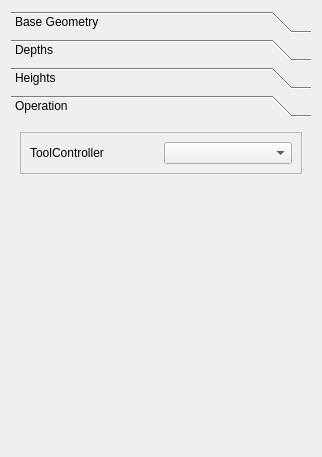
Above: src/Mod/Path/Gui/Resources/panels/DrillingEdit.ui from berndhahnebach/All_FreeCAD before the change. Below: the same form after it.
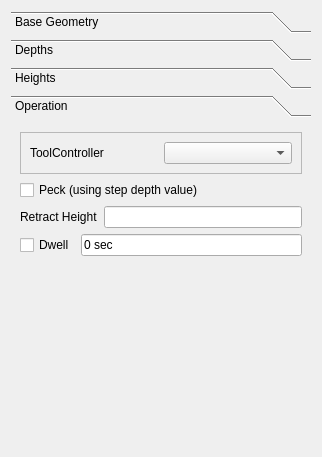
That is the form after the change. The open tabs and pages were chosen to show the change. Icons and pictures are not drawn. Custom widgets are drawn as their Qt base class.

Commit message: Path: drilling panel

```diff
--- a/src/Mod/Path/Gui/Resources/panels/DrillingEdit.ui
+++ b/src/Mod/Path/Gui/Resources/panels/DrillingEdit.ui
@@ -19,8 +19,8 @@
   <property name="windowTitle">
    <string>Drilling</string>
   </property>
-  <layout class="QVBoxLayout" name="verticalLayout">
-   <item>
+  <layout class="QGridLayout" name="gridLayout">
+   <item row="0" column="0">
     <widget class="QToolBox" name="toolBox">
      <property name="currentIndex">
       <number>0</number>
@@ -244,7 +244,7 @@
       <attribute name="label">
        <string>Operation</string>
       </attribute>
-      <layout class="QVBoxLayout" name="verticalLayout_2">
+      <layout class="QVBoxLayout" name="verticalLayout">
        <item>
         <widget class="QFrame" name="frame">
          <property name="sizePolicy">
@@ -273,6 +273,71 @@
          </layout>
         </widget>
        </item>
+       <item>
+        <widget class="QWidget" name="drillWidget" native="true">
+         <property name="minimumSize">
+          <size>
+           <width>0</width>
+           <height>40</height>
+          </size>
+         </property>
+         <layout class="QVBoxLayout" name="verticalLayout_3">
+          <property name="margin">
+           <number>0</number>
+          </property>
+          <item>
+           <layout class="QHBoxLayout" name="horizontalLayout_2">
+            <item>
+             <widget class="QCheckBox" name="checkBox">
+              <property name="text">
+               <string>Peck (using step depth value)</string>
+              </property>
+             </widget>
+            </item>
+           </layout>
+          </item>
+          <item>
+           <layout class="QHBoxLayout" name="horizontalLayout_3">
+            <item>
+             <widget class="QLabel" name="label_10">
+              <property name="text">
+               <string>Retract Height</string>
+              </property>
+             </widget>
+            </item>
+            <item>
+             <widget class="Gui::InputField" name="retractHeight_2">
+              <property name="unit" stdset="0">
+               <string notr="true">mm</string>
+              </property>
+             </widget>
+            </item>
+           </layout>
+          </item>
+          <item>
+           <layout class="QHBoxLayout" name="horizontalLayout_4">
+            <item>
+             <widget class="QCheckBox" name="checkBox_2">
+              <property name="text">
+               <string>Dwell</string>
+              </property>
+             </widget>
+            </item>
+            <item>
+             <widget class="Gui::InputField" name="retractHeight_3">
+              <property name="text">
+               <string>0 sec</string>
+              </property>
+              <property name="unit" stdset="0">
+               <string notr="true">sec</string>
+              </property>
+             </widget>
+            </item>
+           </layout>
+          </item>
+         </layout>
+        </widget>
+       </item>
        <item>
         <spacer name="verticalSpacer">
          <property name="orientation">
```
Left out of the diff: 2 changed lines with no effect on the pictures.
